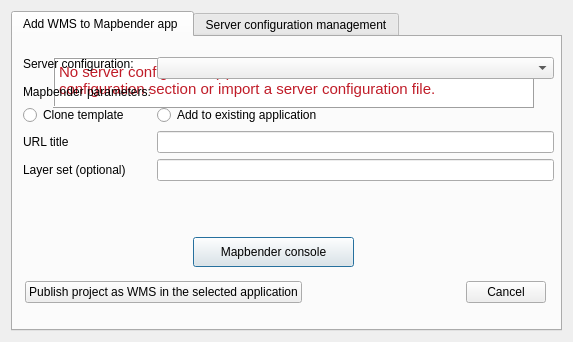
Qt form mapbender_plugin/dialogs/ui/main_dialog.ui (WhereGroup/QGIS2Mapbender) before a commit.
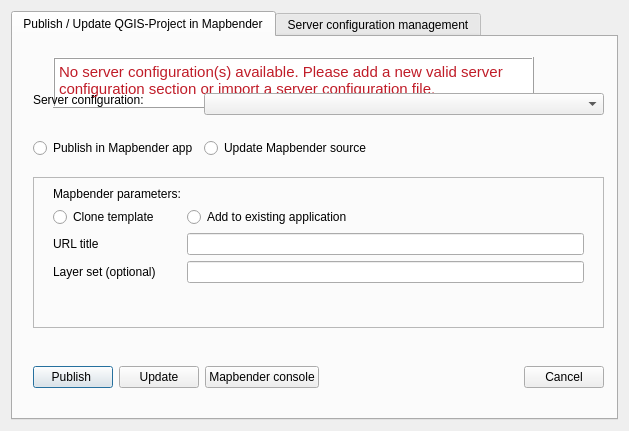
The same form after that commit. Icons and pictures are not drawn.

Commit message: add "update source" in GUI and functions

Patch:
```diff
--- a/mapbender_plugin/dialogs/ui/main_dialog.ui
+++ b/mapbender_plugin/dialogs/ui/main_dialog.ui
@@ -6,8 +6,8 @@
    <rect>
     <x>0</x>
     <y>0</y>
-    <width>573</width>
-    <height>342</height>
+    <width>629</width>
+    <height>431</height>
    </rect>
   </property>
   <property name="windowTitle">
@@ -27,7 +27,7 @@
        <string/>
       </property>
       <attribute name="title">
-       <string>Add WMS to Mapbender app </string>
+       <string>Publish / Update QGIS-Project in Mapbender</string>
       </attribute>
       <widget class="QTextBrowser" name="warningAddServiceText">
        <property name="geometry">
@@ -64,70 +64,139 @@
 &lt;p style=&quot; margin-top:0px; margin-bottom:0px; margin-left:0px; margin-right:0px; -qt-block-indent:0; text-indent:0px;&quot;&gt;&lt;span style=&quot; color:#c01c28;&quot;&gt;No server configuration(s) available. Please add a new valid server configuration section or import a server configuration file.&lt;/span&gt;&lt;/p&gt;&lt;/body&gt;&lt;/html&gt;</string>
        </property>
       </widget>
-      <widget class="QPushButton" name="tmpMapbenderConsoleButton">
+      <widget class="QWidget" name="horizontalLayoutWidget">
        <property name="geometry">
         <rect>
-         <x>180</x>
-         <y>200</y>
-         <width>161</width>
-         <height>30</height>
+         <x>20</x>
+         <y>320</y>
+         <width>571</width>
+         <height>41</height>
         </rect>
        </property>
-       <property name="text">
-        <string>Mapbender console</string>
+       <layout class="QHBoxLayout" name="horizontalLayout_2">
+        <item>
+         <widget class="QPushButton" name="publishButton">
+          <property name="text">
+           <string>Publish </string>
+          </property>
+          <property name="icon">
+           <iconset>
+            <normaloff>../../resources/icons/mActionSharingExport.svg</normaloff>../../resources/icons/mActionSharingExport.svg</iconset>
+          </property>
+         </widget>
+        </item>
+        <item>
+         <widget class="QPushButton" name="updateButton">
+          <property name="text">
+           <string>Update</string>
+          </property>
+          <property name="icon">
+           <iconset>
+            <normaloff>../../resources/icons/mActionRefresh.svg</normaloff>../../resources/icons/mActionRefresh.svg</iconset>
+          </property>
+         </widget>
+        </item>
+        <item>
+         <widget class="QPushButton" name="tmpMapbenderConsoleButton">
+          <property name="text">
+           <string>Mapbender console</string>
+          </property>
+         </widget>
+        </item>
+        <item>
+         <widget class="QDialogButtonBox" name="buttonBoxTab1">
+          <property name="standardButtons">
+           <set>QDialogButtonBox::Cancel</set>
+          </property>
+         </widget>
+        </item>
+       </layout>
+      </widget>
+      <widget class="QFrame" name="mbParamsFrame">
+       <property name="geometry">
+        <rect>
+         <x>20</x>
+         <y>140</y>
+         <width>571</width>
+         <height>151</height>
+        </rect>
        </property>
+       <property name="frameShape">
+        <enum>QFrame::StyledPanel</enum>
+       </property>
+       <property name="frameShadow">
+        <enum>QFrame::Raised</enum>
+       </property>
+       <widget class="QWidget" name="formLayoutWidget_2">
+        <property name="geometry">
+         <rect>
+          <x>20</x>
+          <y>10</y>
+          <width>531</width>
+          <height>131</height>
+         </rect>
+        </property>
+        <layout class="QFormLayout" name="formLayout_2">
+         <item row="0" column="0">
+          <widget class="QLabel" name="mapbenderConfigLabel">
+           <property name="text">
+            <string>Mapbender parameters:</string>
+           </property>
+          </widget>
+         </item>
+         <item row="2" column="0">
+          <widget class="QLabel" name="mapbenderAppSlugLabel">
+           <property name="text">
+            <string>URL title</string>
+           </property>
+          </widget>
+         </item>
+         <item row="3" column="0">
+          <widget class="QLabel" name="layerSetLabel">
+           <property name="text">
+            <string>Layer set (optional)</string>
+           </property>
+          </widget>
+         </item>
+         <item row="2" column="1">
+          <widget class="QLineEdit" name="mapbenderCustomAppSlugLineEdit"/>
+         </item>
+         <item row="3" column="1">
+          <widget class="QLineEdit" name="layerSetLineEdit"/>
+         </item>
+         <item row="1" column="0">
+          <widget class="QRadioButton" name="cloneTemplateRadioButton">
+           <property name="text">
+            <string>Clone template</string>
+           </property>
+           <attribute name="buttonGroup">
+            <string notr="true">buttonGroup_2</string>
+           </attribute>
+          </widget>
+         </item>
+         <item row="1" column="1">
+          <widget class="QRadioButton" name="addToAppRadioButton">
+           <property name="text">
+            <string>Add to existing application</string>
+           </property>
+           <attribute name="buttonGroup">
+            <string notr="true">buttonGroup_2</string>
+           </attribute>
+          </widget>
+         </item>
+        </layout>
+       </widget>
       </widget>
       <widget class="QWidget" name="formLayoutWidget">
        <property name="geometry">
         <rect>
-         <x>10</x>
+         <x>20</x>
          <y>20</y>
-         <width>531</width>
-         <height>200</height>
+         <width>571</width>
+         <height>101</height>
         </rect>
        </property>
-       <layout class="QFormLayout" name="formLayout">
-        <item row="2" column="0">
-         <widget class="QLabel" name="mapbenderConfigLabel">
-          <property name="text">
-           <string>Mapbender parameters:</string>
-          </property>
-         </widget>
-        </item>
-        <item row="3" column="0">
-         <widget class="QRadioButton" name="cloneTemplateRadioButton">
-          <property name="text">
-           <string>Clone template</string>
-          </property>
-         </widget>
-        </item>
-        <item row="3" column="1">
-         <widget class="QRadioButton" name="addToAppRadioButton">
-          <property name="text">
-           <string>Add to existing application</string>
-          </property>
-         </widget>
-        </item>
-        <item row="4" column="0">
-         <widget class="QLabel" name="mapbenderAppSlugLabel">
-          <property name="text">
-           <string>URL title</string>
-          </property>
-         </widget>
-        </item>
-        <item row="4" column="1">
-         <widget class="QLineEdit" name="mapbenderCustomAppSlugLineEdit"/>
-        </item>
-        <item row="5" column="0">
-         <widget class="QLabel" name="layerSetLabel">
-          <property name="text">
-           <string>Layer set (optional)</string>
-          </property>
-         </widget>
-        </item>
-        <item row="5" column="1">
-         <widget class="QLineEdit" name="layerSetLineEdit"/>
-        </item>
+       <layout class="QFormLayout" name="formLayout_3">
         <item row="1" column="0">
          <widget class="QLabel" name="sectionComboBoxLabel">
           <property name="sizePolicy">
@@ -144,22 +213,10 @@
         <item row="1" column="1">
          <widget class="QComboBox" name="sectionComboBox"/>
         </item>
-       </layout>
-      </widget>
-      <widget class="QWidget" name="horizontalLayoutWidget">
-       <property name="geometry">
-        <rect>
-         <x>12</x>
-         <y>230</y>
-         <width>521</width>
-         <height>51</height>
-        </rect>
-       </property>
-       <layout class="QHBoxLayout" name="horizontalLayout_2">
-        <item>
-         <widget class="QPushButton" name="uploadButton">
+        <item row="3" column="0">
+         <widget class="QRadioButton" name="publishRadioButton">
           <property name="text">
-           <string>Publish project as WMS in the selected application</string>
+           <string>Publish in Mapbender app</string>
           </property>
           <property name="icon">
            <iconset>
@@ -167,13 +224,39 @@
           </property>
          </widget>
         </item>
-        <item>
-         <widget class="QDialogButtonBox" name="buttonBoxTab1">
-          <property name="standardButtons">
-           <set>QDialogButtonBox::Cancel</set>
+        <item row="3" column="1">
+         <widget class="QRadioButton" name="updateRadioButton">
+          <property name="text">
+           <string>Update Mapbender source</string>
           </property>
          </widget>
         </item>
+        <item row="2" column="0">
+         <spacer name="verticalSpacer">
+          <property name="orientation">
+           <enum>Qt::Vertical</enum>
+          </property>
+          <property name="sizeHint" stdset="0">
+           <size>
+            <width>20</width>
+            <height>20</height>
+           </size>
+          </property>
+         </spacer>
+        </item>
+        <item row="0" column="0">
+         <spacer name="verticalSpacer_2">
+          <property name="orientation">
+           <enum>Qt::Vertical</enum>
+          </property>
+          <property name="sizeHint" stdset="0">
+           <size>
+            <width>20</width>
+            <height>40</height>
+           </size>
+          </property>
+         </spacer>
+        </item>
        </layout>
       </widget>
      </widget>
```
Left out of the diff: 54 changed lines with no effect on the pictures. The commit also changes 4 other files.
